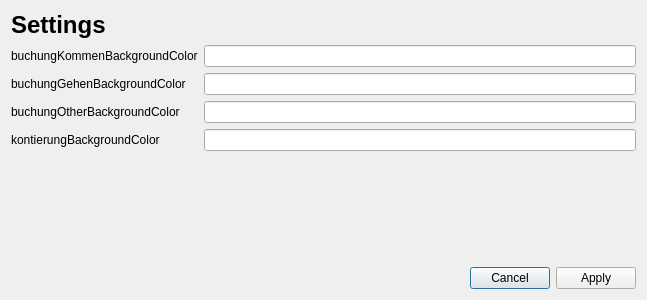
Before: the Qt Designer form dialogs/settingsdialog.ui in qohelet/QtZeiterfassung, drawn with Qt 5.
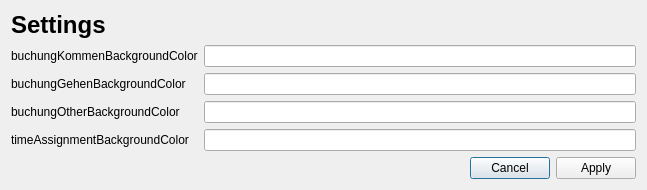
After: the same form once the commit is applied.

Commit message: Replaced Kontierung with TimeAssignment for better translations

```diff
--- a/dialogs/settingsdialog.ui
+++ b/dialogs/settingsdialog.ui
@@ -7,9 +7,15 @@
     <x>0</x>
     <y>0</y>
     <width>647</width>
-    <height>300</height>
+    <height>235</height>
    </rect>
   </property>
+  <property name="maximumSize">
+   <size>
+    <width>16777215</width>
+    <height>0</height>
+   </size>
+  </property>
   <property name="windowTitle">
    <string>Dialog</string>
   </property>
@@ -56,7 +62,7 @@
      <item row="3" column="0">
       <widget class="QLabel" name="kontierungBackgroundColor">
        <property name="text">
-        <string>kontierungBackgroundColor</string>
+        <string>timeAssignmentBackgroundColor</string>
        </property>
        <property name="buddy">
         <cstring>lineEditKontierungBackgroundColor</cstring>
```
Left out of the diff: 6 changed lines with no effect on the pictures. The commit also changes 24 other files.
